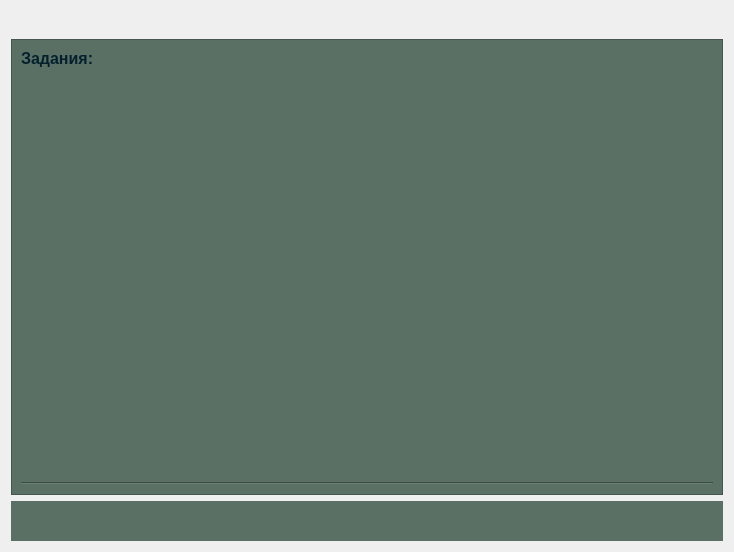
The window that Widgets/tasksreadctionmodul.ui (ThomasLucky13/ASSofOOP-Automated-Studying-System-) describes before a commit, drawn with Qt 5.
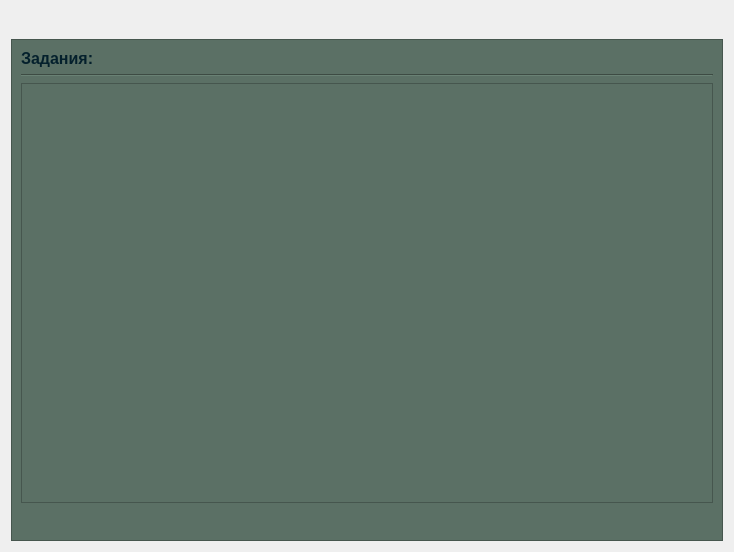
The same window after the commit. Icons and pictures are not drawn.

Diff of the .ui file:
```diff
--- a/Widgets/tasksreadctionmodul.ui
+++ b/Widgets/tasksreadctionmodul.ui
@@ -58,7 +58,7 @@
     </layout>
    </item>
    <item>
-    <widget class="QScrollArea" name="scrollArea_2">
+    <widget class="QFrame" name="frame">
      <property name="sizePolicy">
       <sizepolicy hsizetype="Expanding" vsizetype="Expanding">
        <horstretch>0</horstretch>
@@ -69,33 +69,13 @@
       <string notr="true">border-color: rgb(48, 64, 64);
 background-color: rgb(91, 112, 101);</string>
      </property>
-     <property name="widgetResizable">
-      <bool>true</bool>
+     <property name="frameShape">
+      <enum>QFrame::StyledPanel</enum>
      </property>
-     <widget class="QWidget" name="scrollAreaWidgetContents_2">
-      <property name="geometry">
-       <rect>
-        <x>0</x>
-        <y>0</y>
-        <width>718</width>
-        <height>358</height>
-       </rect>
-      </property>
-      <property name="sizePolicy">
-       <sizepolicy hsizetype="Minimum" vsizetype="Expanding">
-        <horstretch>0</horstretch>
-        <verstretch>0</verstretch>
-       </sizepolicy>
-      </property>
-      <property name="font">
-       <font>
-        <pointsize>9</pointsize>
-       </font>
-      </property>
-      <property name="styleSheet">
-       <string notr="true">border-color: rgb(48, 64, 64);</string>
-      </property>
-      <layout class="QVBoxLayout" name="contextLayout">
+     <property name="frameShadow">
+      <enum>QFrame::Raised</enum>
+     </property>
+     <layout class="QVBoxLayout" name="verticalLayout_2">
        <item>
         <widget class="QLabel" name="label">
          <property name="sizePolicy">
@@ -139,22 +119,50 @@
          </property>
         </widget>
        </item>
-      </layout>
+      <item>
+       <widget class="QScrollArea" name="scrollArea_2">
+        <property name="sizePolicy">
+         <sizepolicy hsizetype="Expanding" vsizetype="Expanding">
+          <horstretch>0</horstretch>
+          <verstretch>0</verstretch>
+         </sizepolicy>
+        </property>
+        <property name="styleSheet">
+         <string notr="true">border-color: rgb(48, 64, 64);
+background-color: rgb(91, 112, 101);</string>
+        </property>
+        <property name="widgetResizable">
+         <bool>true</bool>
+        </property>
+        <widget class="QWidget" name="scrollAreaWidgetContents_2">
+         <property name="geometry">
+          <rect>
+           <x>0</x>
+           <y>0</y>
+           <width>702</width>
+           <height>305</height>
+          </rect>
+         </property>
+         <property name="sizePolicy">
+          <sizepolicy hsizetype="Minimum" vsizetype="Expanding">
+           <horstretch>0</horstretch>
+           <verstretch>0</verstretch>
+          </sizepolicy>
+         </property>
+         <property name="font">
+          <font>
+           <pointsize>9</pointsize>
+          </font>
+         </property>
+         <property name="styleSheet">
+          <string notr="true">border-color: rgb(48, 64, 64);</string>
+         </property>
+         <layout class="QVBoxLayout" name="contextLayout"/>
      </widget>
     </widget>
    </item>
    <item>
-    <widget class="QWidget" name="widget_2" native="true">
-     <property name="sizePolicy">
-      <sizepolicy hsizetype="Expanding" vsizetype="Minimum">
-       <horstretch>0</horstretch>
-       <verstretch>0</verstretch>
-      </sizepolicy>
-     </property>
-     <property name="styleSheet">
-      <string notr="true">background-color: rgb(91, 112, 101);</string>
-     </property>
-     <layout class="QHBoxLayout" name="horizontalLayout_2">
+       <layout class="QHBoxLayout" name="horizontalLayout_3">
       <item>
        <spacer name="horizontalSpacer_2">
         <property name="orientation">
@@ -170,6 +178,12 @@
       </item>
       <item>
        <widget class="QPushButton" name="addTask">
+          <property name="sizePolicy">
+           <sizepolicy hsizetype="Fixed" vsizetype="Fixed">
+            <horstretch>0</horstretch>
+            <verstretch>0</verstretch>
+           </sizepolicy>
+          </property>
         <property name="styleSheet">
          <string notr="true"/>
         </property>
@@ -190,6 +204,8 @@
          <bool>true</bool>
         </property>
        </widget>
+        </item>
+       </layout>
       </item>
      </layout>
     </widget>
```
Lines whose indentation alone changed are shown as unchanged.
